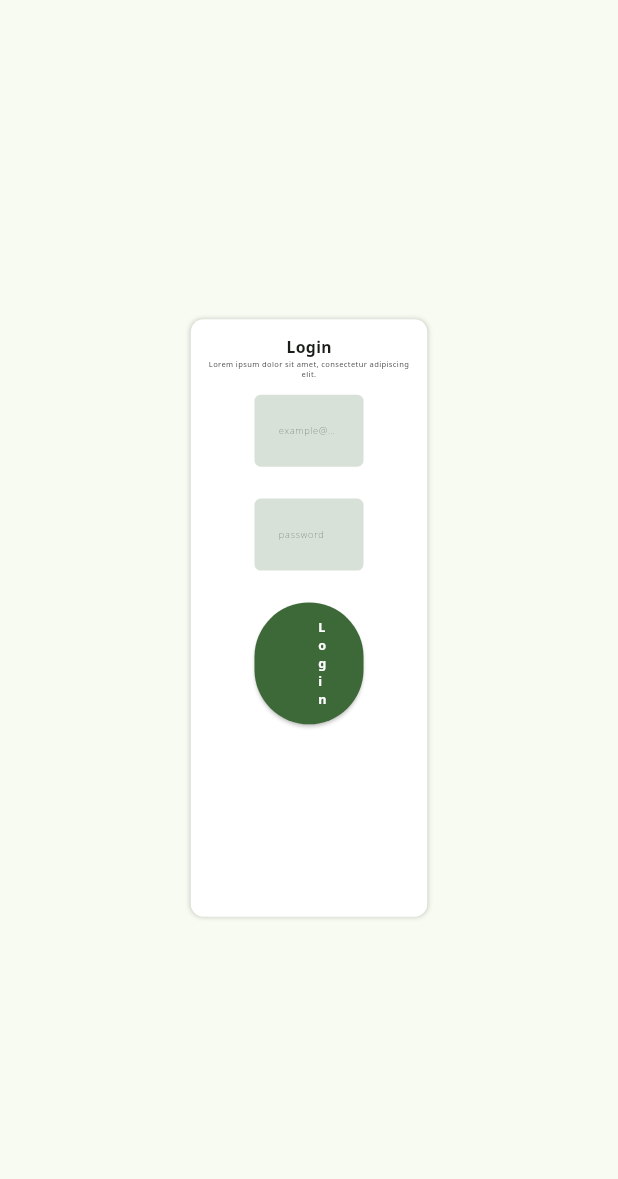
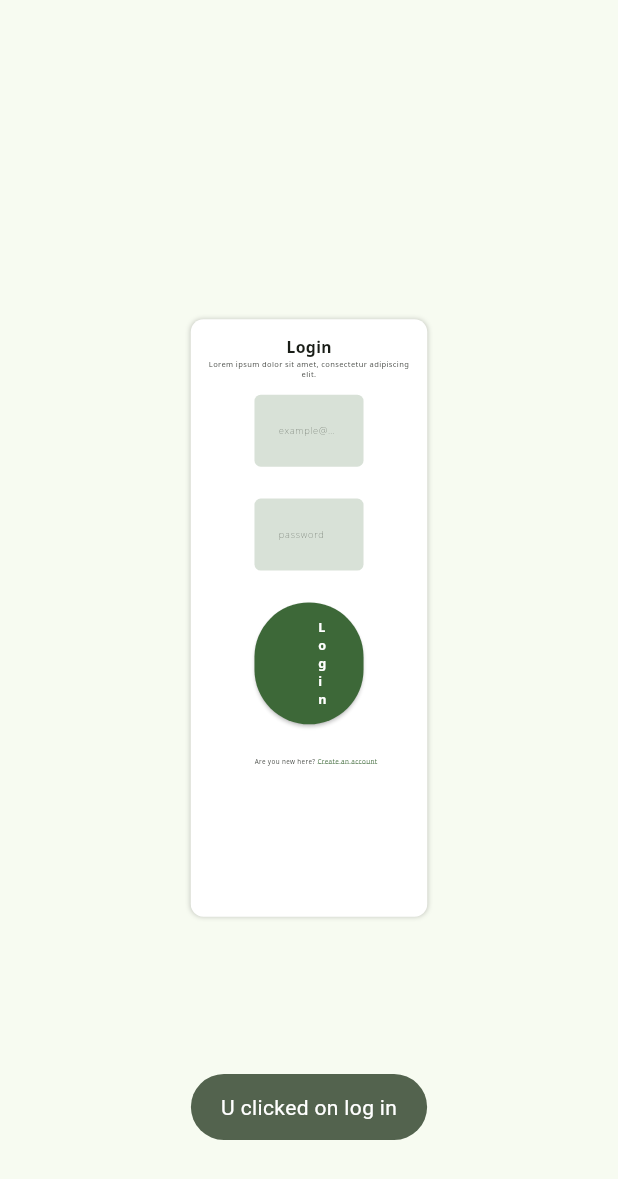
Before and after one commit to DominikZampach/MaturitniPrace-RezervacniSystem, a Flutter app: the screen it shows after launch, after a tap on "Log in", on a phone screen of 412 x 824 dp. Shown: the top 1179 px of the screen. Run offline on Flutter 3.47's test engine with Material 3 defaults, Android fonts, the phone set to English and light mode, and no system bars; our stand-ins replace firebase_auth, firebase_core, flutter_screenutil, fluttertoast; missing offline and left inert: firebase_data_connect; accounts and stored records are empty.

Commit message:
Finished default Login design, next time I will try to make it responsive

```diff
--- a/lib/views/login.dart
+++ b/lib/views/login.dart
@@ -2,6 +2,8 @@ import 'dart:ui';
 
 import 'package:flutter/material.dart';
 import 'package:flutter_screenutil/flutter_screenutil.dart';
+import 'package:rezervacni_system_maturita/logic/showToast.dart';
+import 'package:rezervacni_system_maturita/views/signup.dart';
 
 class LoginPage extends StatefulWidget {
   const LoginPage({super.key});
@@ -57,6 +59,7 @@ class _LoginPageState extends State<LoginPage> {
                 _emailTextbox(context, verticalPadding, horizontalPadding),
                 _passwordTextbox(context, verticalPadding, horizontalPadding),
                 _loginButton(context, verticalPadding, horizontalPadding),
+                _signUpRedirect(context, verticalPadding, horizontalPadding),
               ],
             ),
           ),
@@ -132,7 +135,9 @@ class _LoginPageState extends State<LoginPage> {
         horizontal: horizontalPadding,
       ),
       child: ElevatedButton(
-        onPressed: () {},
+        onPressed: () {
+          ToastClass.showToastSnackbar(message: "U clicked on log in");
+        },
         style: ElevatedButton.styleFrom(
           backgroundColor: Theme.of(context).colorScheme.primary,
           padding: EdgeInsets.symmetric(
@@ -151,4 +156,40 @@ class _LoginPageState extends State<LoginPage> {
       ),
     );
   }
+
+  Widget _signUpRedirect(
+    BuildContext context,
+    double verticalPadding,
+    double horizontalPadding,
+  ) {
+    return Padding(
+      padding: EdgeInsetsGeometry.symmetric(
+        vertical: verticalPadding,
+        horizontal: horizontalPadding,
+      ),
+      child: Row(
+        mainAxisAlignment: MainAxisAlignment.center,
+        children: [
+          Text("Are you new here? ", style: TextStyle(fontSize: 10.sp)),
+          GestureDetector(
+            onTap: () {
+              Navigator.push(
+                context,
+                MaterialPageRoute(builder: (context) => SignupPage()),
+              );
+            },
+            child: Text(
+              "Create an account",
+              style: TextStyle(
+                fontSize: 10.sp,
+                color: Theme.of(context).colorScheme.primary,
+                decoration: TextDecoration.underline,
+                decorationColor: Theme.of(context).colorScheme.primary,
+              ),
+            ),
+          ),
+        ],
+      ),
+    );
+  }
 }
```
Also changed, not shown: lib/views/signup.dart (+10 -0 lines).
